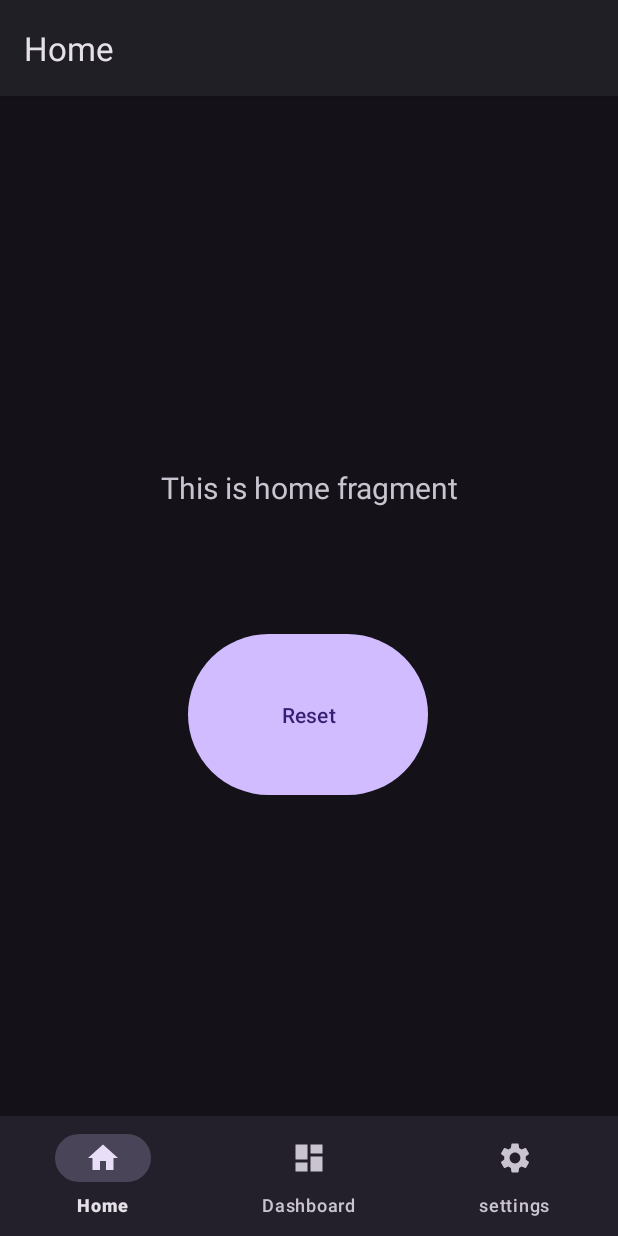
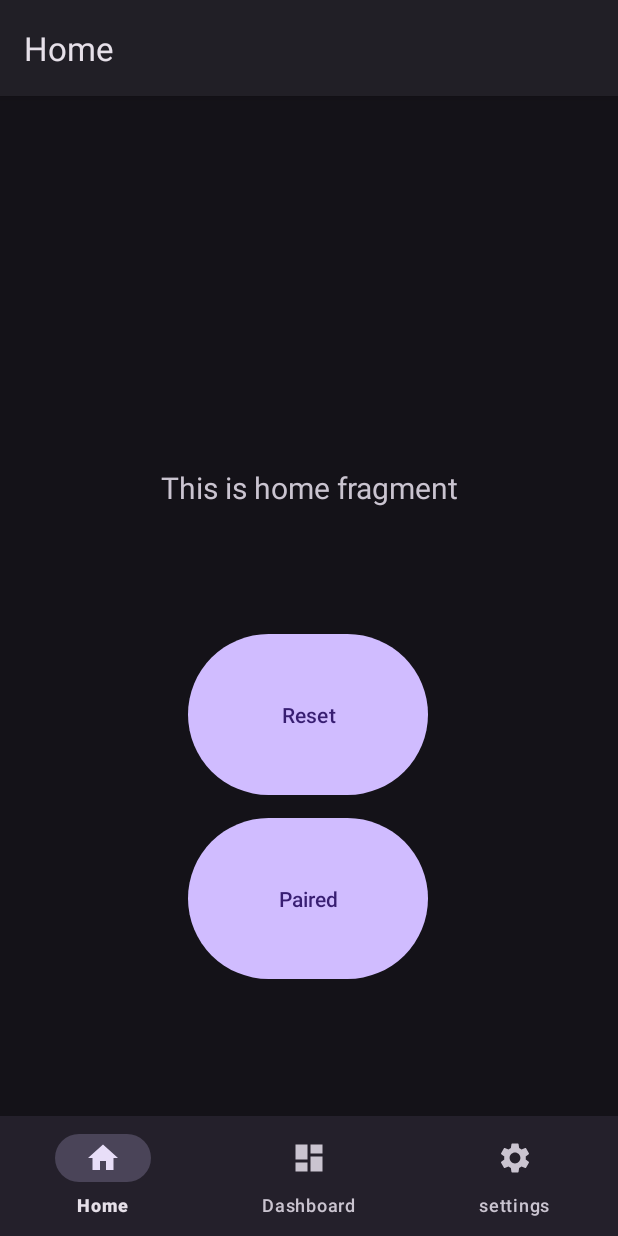
Before and after one commit to jaysstewart/CupholderJava, an Android app: the screen it shows after launch (MainActivity), on a phone screen of 412 x 824 dp. Run offline under Robolectric (Android 15) with nearby library versions, the phone set to English and light mode, and no system bars; our stand-ins replace navigation-ui.

Commit message:
print paired devices and request bluetooth

```diff
--- a/app/src/main/res/drawable/progressbartheme.xml
+++ b/app/src/main/res/drawable/progressbartheme.xml
@@ -1,12 +1,12 @@
 <?xml version="1.0" encoding="utf-8"?>
 <layer-list xmlns:android="http://schemas.android.com/apk/res/android">
     <item android:id="@android:id/background">
-        <color android:color="#48f542"/>
+        <color android:color="#a00"/>
     </item>
 
     <item android:id="@android:id/progress">
         <clip android:clipOrientation="vertical" android:gravity="bottom">
-            <color android:color="#a00"/>
+            <color android:color="#48f542"/>
         </clip>
     </item>
 </layer-list>
--- a/app/src/main/res/layout/fragment_home.xml
+++ b/app/src/main/res/layout/fragment_home.xml
@@ -32,4 +32,16 @@
         app:layout_constraintHorizontal_bias="0.498"
         app:layout_constraintStart_toStartOf="parent"
         app:layout_constraintTop_toTopOf="parent" />
+
+    <Button
+        android:id="@+id/pairedButton"
+        android:layout_width="160dp"
+        android:layout_height="115dp"
+        android:text="Paired"
+        app:layout_constraintBottom_toBottomOf="parent"
+        app:layout_constraintEnd_toEndOf="parent"
+        app:layout_constraintHorizontal_bias="0.498"
+        app:layout_constraintStart_toStartOf="parent"
+        app:layout_constraintTop_toTopOf="parent"
+        app:layout_constraintVertical_bias="0.712" />
 </androidx.constraintlayout.widget.ConstraintLayout>
```
Also changed, not shown: app/src/main/AndroidManifest.xml (+6 -2 lines), app/src/main/java/com/example/cupholderjava/MainActivity.java (+80 -21 lines).
